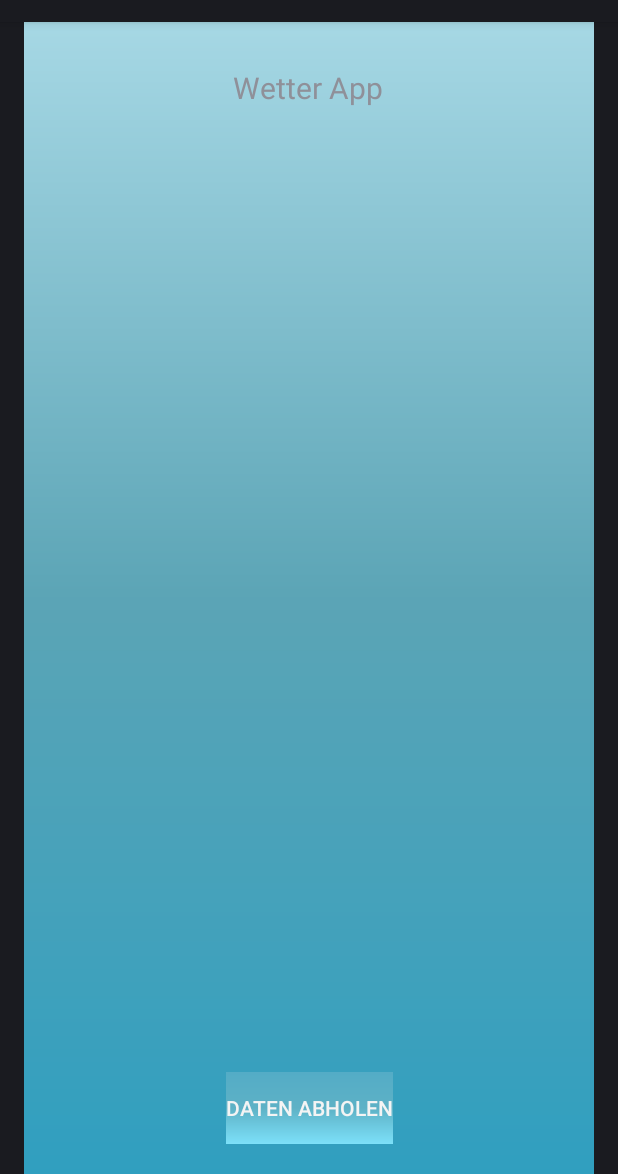
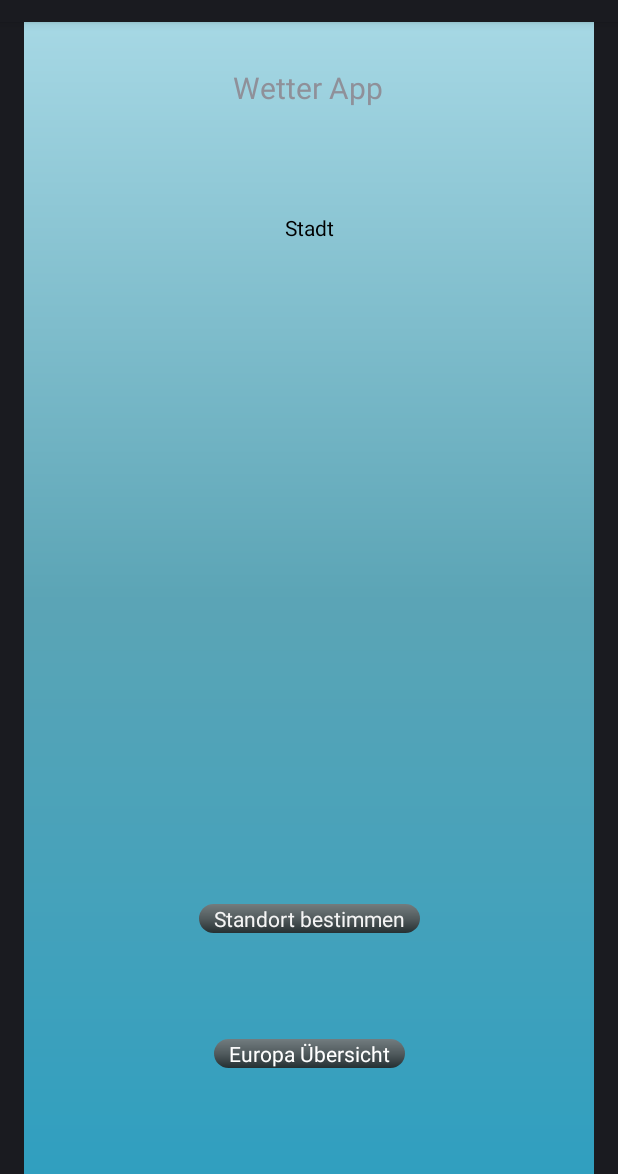
Before and after one commit to wersdas26/WeatherAPP, an Android app: the layout activity_main.xml on its own in the app's theme, with its tools: preview values and no code run, on a phone screen of 412 x 824 dp, the part 62-1236 px from its top. Run offline under Robolectric (Android 15) with nearby library versions, the phone set to English and light mode, and no system bars.

Commit message:
minor changes

```diff
--- a/app/src/main/res/drawable/button_background.xml
+++ b/app/src/main/res/drawable/button_background.xml
@@ -1,8 +1,8 @@
 <?xml version="1.0" encoding="utf-8"?>
 <shape xmlns:android="http://schemas.android.com/apk/res/android">
-    <gradient android:endColor="#E684E7FF"
-        android:centerColor="#E662B3C6"
-        android:startColor="#E657ADC6"
-        android:angle="120" />
-    <!--<corners android:radius="10dp"></corners>-->
+    <gradient android:endColor="#E6787878"
+        android:centerColor="#E6535353"
+        android:startColor="#E6232323"
+        android:angle="90" />
+    <corners android:radius="10dp"></corners>
 </shape>
--- a/app/src/main/res/layout/activity_main.xml
+++ b/app/src/main/res/layout/activity_main.xml
@@ -20,25 +20,53 @@
         app:layout_constraintRight_toRightOf="parent"
         app:layout_constraintTop_toTopOf="parent" />
 
-    <ListView
-        android:id="@+id/testList"
-        android:layout_width="match_parent"
-        android:layout_height="0dp"
-        app:layout_constraintBottom_toTopOf="@+id/DataButton"
+    <TextView
+        android:id="@+id/tv_city_name"
+        android:layout_width="wrap_content"
+        android:layout_height="wrap_content"
+        android:layout_marginTop="70dp"
+        android:text="@string/city_name"
+        android:textColor="#000000"
         app:layout_constraintEnd_toEndOf="parent"
         app:layout_constraintStart_toStartOf="parent"
         app:layout_constraintTop_toBottomOf="@+id/textView" />
 
-    <Button
-        android:id="@+id/DataButton"
+    <ListView
+        android:id="@+id/testList"
+        android:layout_width="match_parent"
+        android:layout_height="300dp"
+        app:layout_constraintBottom_toTopOf="@+id/btn_DataButton"
+        app:layout_constraintEnd_toEndOf="parent"
+        app:layout_constraintHorizontal_bias="0.0"
+        app:layout_constraintStart_toStartOf="parent"
+        app:layout_constraintTop_toBottomOf="@+id/tv_city_name" />
+
+    <androidx.appcompat.widget.AppCompatButton
+        android:id="@+id/btn_DataButton"
         android:layout_width="wrap_content"
         android:layout_height="wrap_content"
-        android:layout_marginBottom="20dp"
         android:background="@drawable/button_background"
+        android:paddingLeft="10dp"
+        android:paddingRight="10dp"
         android:text="@string/Button_Data"
         android:textColor="#F4F4F4"
+        app:layout_constraintBottom_toTopOf="@+id/btn_europe"
+        app:layout_constraintEnd_toEndOf="parent"
+        app:layout_constraintStart_toStartOf="parent"
+        app:layout_constraintTop_toBottomOf="@+id/testList" />
+
+    <androidx.appcompat.widget.AppCompatButton
+        android:id="@+id/btn_europe"
+        android:layout_width="wrap_content"
+        android:layout_height="wrap_content"
+        android:background="@drawable/button_background"
+        android:paddingLeft="10dp"
+        android:paddingRight="10dp"
+        android:text="@string/Button_Europe"
+        android:textColor="#FFFFFF"
         app:layout_constraintBottom_toBottomOf="parent"
         app:layout_constraintEnd_toEndOf="parent"
-        app:layout_constraintStart_toStartOf="parent" />
+        app:layout_constraintStart_toStartOf="parent"
+        app:layout_constraintTop_toBottomOf="@+id/btn_DataButton" />
 
 </androidx.constraintlayout.widget.ConstraintLayout>
--- a/app/src/main/res/values/strings.xml
+++ b/app/src/main/res/values/strings.xml
@@ -1,7 +1,9 @@
 <resources>
     <string name="app_name">WeatherAPP</string>
     <string name="title">Wetter App</string>
-    <string name="Button_Data">Daten abholen</string>
+    <string name="Button_Data">Standort bestimmen</string>
     <string name="contentLayout">Hier die angeforderten Daten:</string>
-
+    <string name="city_name">Stadt</string>
+    <string name="Button_Europe">Europa Übersicht</string>
+    <string name="content_title">Das Wetter in Europas Hauptstädten</string>
 </resources>
```
Also changed, not shown: app/src/main/java/de/eahjena/wi/mae/weatherapp/MainActivity.java (+4 -4 lines), app/src/main/res/layout/content.xml (+15 -4 lines).
